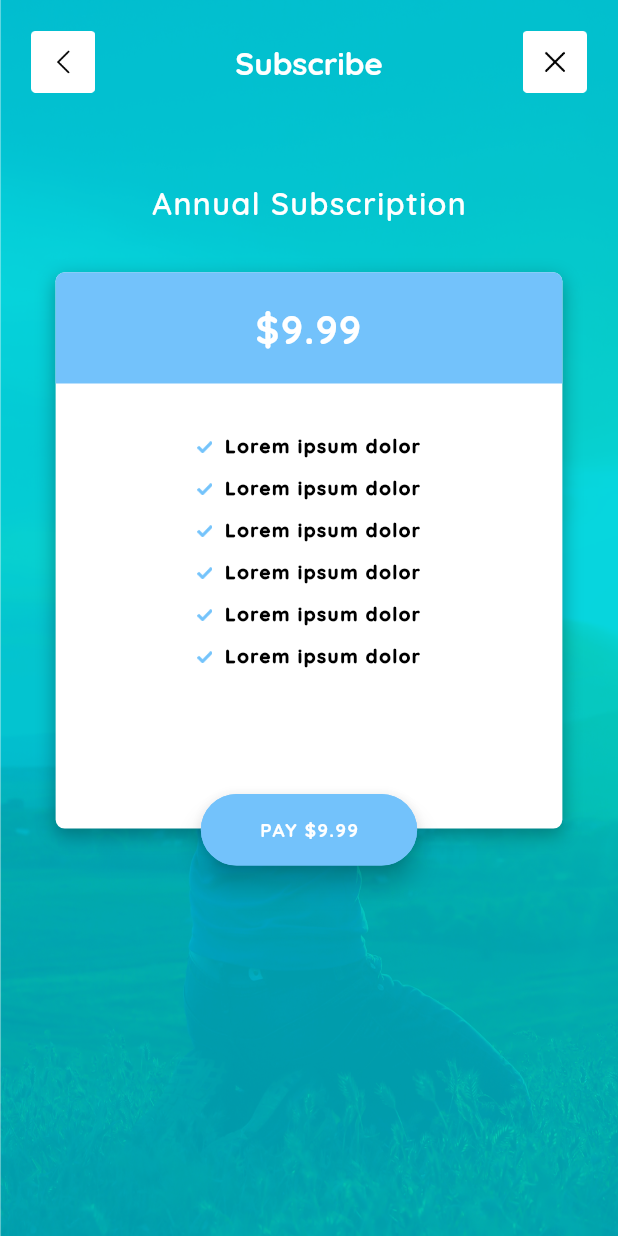
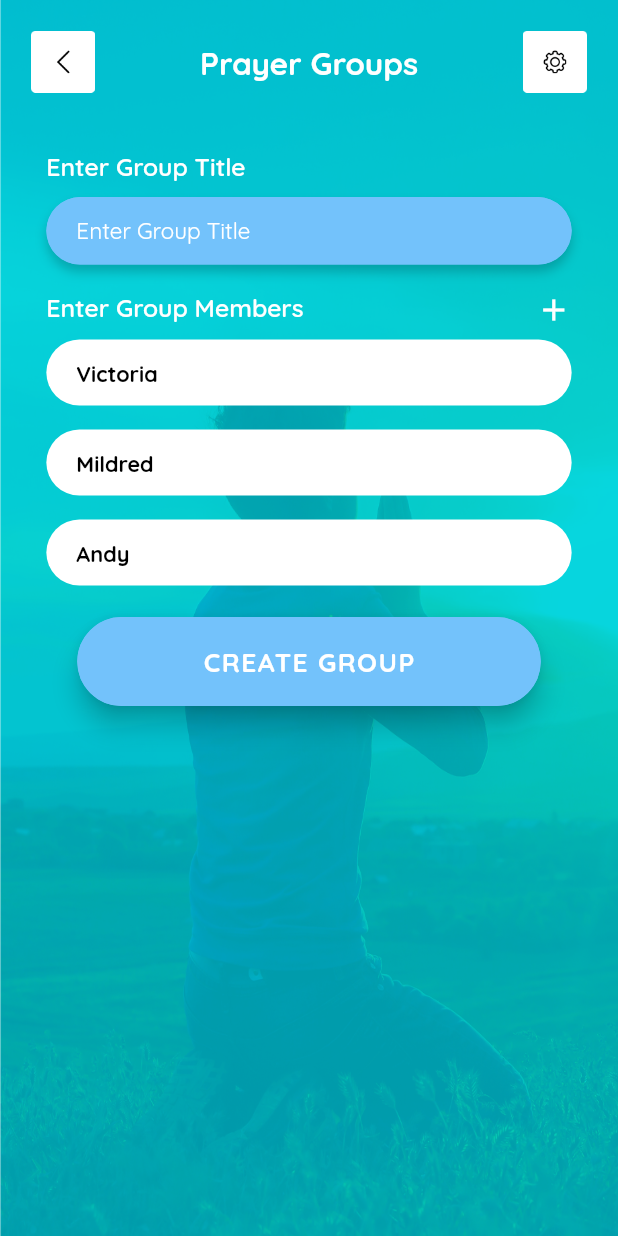
Before and after one commit to TorchPoint/PrayerApp, a Flutter app: the screen it shows after launch, on a phone screen of 412 x 824 dp. Run offline on Flutter 3.47's test engine with Material 2 defaults, Android fonts, the phone set to English and light mode, and no system bars; our stand-ins replace bubble_tab_indicator, device_preview, flutter_signin_button, smooth_page_indicator, stop_watch_timer.

Commit message:
create_prayer_group_screen_inprogress

```diff
--- a/lib/main.dart
+++ b/lib/main.dart
@@ -5,6 +5,7 @@ import 'package:prayer_hybrid_app/add_prayer/screens/add_prayer_screen.dart';
 import 'package:prayer_hybrid_app/bible/screens/bible_prayer_list_screen.dart';
 import 'package:prayer_hybrid_app/bible/screens/bible_tab_screen.dart';
 import 'package:prayer_hybrid_app/drawer/drawer_screen.dart';
+import 'package:prayer_hybrid_app/prayer_group/screens/create_prayer_group_screen.dart';
 import 'package:prayer_hybrid_app/prayer_praise_info/screens/finish_praying_screen.dart';
 import 'package:prayer_hybrid_app/prayer_praise_info/screens/pray_now_screen.dart';
 import 'package:prayer_hybrid_app/prayer_praise_info/screens/prayer_praise_tab_screen.dart';
@@ -32,7 +33,7 @@ class MyApp extends StatelessWidget {
       theme: ThemeData(
         fontFamily: 'Quicksand',
       ),
-      home: PaySubscription(),
+      home: CreatePrayerGroupScreen(),
     );
   }
 }
--- /dev/null
+++ b/lib/prayer_group/screens/create_prayer_group_screen.dart
@@ -0,0 +1,299 @@
+import 'package:flutter/material.dart';
+import 'package:prayer_hybrid_app/utils/app_colors.dart';
+import 'package:prayer_hybrid_app/utils/app_strings.dart';
+import 'package:prayer_hybrid_app/utils/asset_paths.dart';
+import 'package:prayer_hybrid_app/utils/navigation.dart';
+import 'package:prayer_hybrid_app/widgets/custom_app_bar.dart';
+import 'package:prayer_hybrid_app/widgets/custom_background_container.dart';
+import 'package:prayer_hybrid_app/widgets/custom_raised_button.dart';
+import 'package:prayer_hybrid_app/widgets/custom_text_form_field.dart';
+
+
+class CreatePrayerGroupScreen extends StatefulWidget {
+  @override
+  _CreatePrayerGroupScreenState createState() => _CreatePrayerGroupScreenState();
+}
+
+class _CreatePrayerGroupScreenState extends State<CreatePrayerGroupScreen> {
+  TextEditingController _groupTitleController = TextEditingController();
+  List<String> groupMemberList = ["Victoria","Mildred","Andy"];
+  bool groupTitleBool = true;
+
+  @override
+  Widget build(BuildContext context) {
+    return CustomBackgroundContainer(
+      child: Scaffold(
+        backgroundColor: AppColors.TRANSPARENT_COLOR,
+        body: Column(
+          mainAxisAlignment: MainAxisAlignment.start,
+          crossAxisAlignment: CrossAxisAlignment.start,
+          children: [
+            _customAppBar(),
+             Expanded(
+               child: Column(
+                 crossAxisAlignment: CrossAxisAlignment.start,
+                 children: [
+                 SizedBox(height: 18.0,),
+                 Padding(
+                     padding: EdgeInsets.only(left: MediaQuery.of(context).size.width*0.075,right: MediaQuery.of(context).size.width*0.075),
+                     child: Text(AppStrings.GROUP_TITLE_TEXT,style: TextStyle(color: AppColors.WHITE_COLOR,fontWeight: FontWeight.w600),textScaleFactor: 1.18,)
+                 ),
+                 SizedBox(height: 10.0,),
+                 Align(
+                   alignment: Alignment.center,
+                     child: _groupTitleTextFormField()),
+
+                   _errorGroupTitleWidget(),
+
+                   SizedBox(height: 18.0,),
+
+                   _groupMembersRowAddWidget(),
+
+                   Expanded(
+                     child: SingleChildScrollView(
+                       child: Column(
+                         children: [
+                           ListView.builder
+                             (
+                             padding: EdgeInsets.zero,
+                               itemCount: groupMemberList.length,
+                               shrinkWrap: true,
+                               physics: NeverScrollableScrollPhysics(),
+                               itemBuilder: (BuildContext ctxt, int index) {
+                                 return _groupMembersListWidget(index);
+                               }
+                           ),
+
+                           SizedBox(height: 5.0,),
+
+                           Align(
+                               alignment: Alignment.center,
+                               child: _createGroupWidget()
+                           ),
+                           SizedBox(height: 10.0,)
+                         ],
+                       ),
+                     ),
+                   ),
+
+
+
+               ],
+               ),
+             ),
+
+          ],
+        ),
+      ),
+    );
+  }
+
+  //Custom App Bar Widget
+  Widget _customAppBar()
+  {
+    return CustomAppBar(
+      title: AppStrings.PRAYER_GROUPS_TEXT,
+      leadingIconPath: AssetPaths.BACK_ICON,
+      leadingTap: (){
+        AppNavigation.navigatorPop(context);
+      },
+      trailingIconPath: AssetPaths.SETTING_ICON,
+      trailingTap: (){
+        print("Prayer Group Icon");
+      },
+    );
+  }
+
+  //Group Title Text Form Field
+  Widget _groupTitleTextFormField()
+  {
+    return Container(
+      width: MediaQuery.of(context).size.width*0.85,
+      decoration: BoxDecoration(
+        color: AppColors.BUTTON_COLOR,
+        borderRadius: BorderRadius.circular(28.0),
+        boxShadow: [
+          BoxShadow(
+            color: AppColors.LIGHT_BLACK_COLOR.withOpacity(0.2),
+            blurRadius: 6,
+            offset: Offset(0, 5), // Shadow position
+          ),
+        ],
+      ),
+      child: CustomTextFormField(
+        textController: _groupTitleController,
+        containerWidth: MediaQuery.of(context).size.width*0.85,
+        hintText: AppStrings.GROUP_TITLE_HINT_TEXT,
+        borderRadius: 28.0,
+        contentPaddingTop: 13.0,
+        contentPaddingBottom: 13.0,
+        contentPaddingRight: 20.0,
+        contentPaddingLeft: 20.0,
+        hintSize: 15.0,
+        textSize: 15.0,
+        isCollapsed: true,
+        borderColor: groupTitleBool == true ? AppColors.TRANSPARENT_COLOR : AppColors.ERROR_COLOR,
+        filledColor: AppColors.BUTTON_COLOR,
+      ),
+    );
+  }
+
+
+  //Error Group Title Widget
+  Widget _errorGroupTitleWidget()
+  {
+    return groupTitleBool == true ?
+    Container()
+        :
+    Padding(
+        padding: EdgeInsets.only(left: MediaQuery.of(context).size.width*0.1,right: MediaQuery.of(context).size.width*0.075,top: 10.0),
+        child: Text(AppStrings.GROUP_TITLE_EMPTY_ERROR,style: TextStyle(fontSize: 13.0, color:  AppColors.ERROR_COLOR, fontWeight: FontWeight.w600,),)
+    );
+  }
+
+
+//Group Members Row Add Widget
+  Widget _groupMembersRowAddWidget()
+  {
+    return Padding(
+        padding: EdgeInsets.only(left: MediaQuery.of(context).size.width*0.075,right: MediaQuery.of(context).size.width*0.075),
+        child: Row(
+          mainAxisAlignment: MainAxisAlignment.spaceBetween,
+          crossAxisAlignment: CrossAxisAlignment.start,
+          children: [
+            Text(AppStrings.GROUP_MEMBERS_TEXT,style: TextStyle(color: AppColors.WHITE_COLOR,fontWeight: FontWeight.w600),textScaleFactor: 1.18,),
+            IconButton(
+                constraints: BoxConstraints(),
+                padding: EdgeInsets.zero,
+                icon: Icon(Icons.add),
+                color: AppColors.WHITE_COLOR,
+                onPressed: (){
+                  print("add");
+                  _addGroupMemberAlert();
+                }),
+          ],
+        )
+    );
+
+  }
+
+
+ //Add Group Members List
+  Widget _groupMembersListWidget(int groupMemberIndex)
+  {
+    return GestureDetector(
+      onTap: (){
+       print("group memebers");
+        //AppNavigation.navigateTo(context, BibleChapterDetailsScreen());
+      },
+      child: Container(
+        width: MediaQuery.of(context).size.width*0.85,
+        margin: EdgeInsets.only(left: MediaQuery.of(context).size.width*0.075,right: MediaQuery.of(context).size.width*0.075,top: 8.0,bottom:groupMemberList.length -1 == groupMemberIndex ? 16.0 :8.0),
+        padding: EdgeInsets.only(top: 13.0,bottom: 13.0,left: 20.0,right: 20.0),
+        decoration: BoxDecoration(
+          color: AppColors.WHITE_COLOR,
+          borderRadius: BorderRadius.circular(23.0),
+        ),
+        child: Row(
+          children: [
+            Expanded(
+              child: Text(groupMemberList[groupMemberIndex],style: TextStyle(fontSize: 14.5,color: AppColors.BLACK_COLOR,fontWeight: FontWeight.w700),maxLines: 1,overflow: TextOverflow.ellipsis,),
+            ),
+
+          ],
+        ),
+      ),
+    );
+  }
+
+
+  //Create Group Button Widget
+  Widget _createGroupWidget()
+  {
+    return CustomRaisedButton(
+      containerWidth: MediaQuery.of(context).size.width*0.75,
+      containerHeight: MediaQuery.of(context).size.height*0.072,
+      buttonColor: AppColors.BUTTON_COLOR,
+      borderColor: AppColors.BUTTON_COLOR,
+      elevation: 7.0,
+      buttonText: AppStrings.CREATE_GROUP_TEXT.toUpperCase(),
+      textColor: AppColors.WHITE_COLOR,
+      fontWeight: FontWeight.w700,
+      fontSize: 1.25,
+      onPressed: (){
+        if(_groupTitleController.text.trim().isEmpty)
+          {
+            setState(() {
+              groupTitleBool = false;
+            });
+          }
+        else{
+          setState(() {
+            groupTitleBool = true;
+          });
+        }
+      },
+    );
+  }
+
+
+
+  //Add group member alert
+  void _addGroupMemberAlert()
+  {
+    showDialog(
+        context: context,
+        builder: (BuildContext context) {
+          return Dialog(
+            insetPadding: EdgeInsets.only(left: MediaQuery.of(context).size.width*0.09,right: MediaQuery.of(context).size.width*0.09),
+            shape: RoundedRectangleBorder(
+                borderRadius: BorderRadius.circular(20.0)
+            ),
+            child:Container(
+              height: MediaQuery.of(context).size.height*0.5,
+              child: Column(
+                mainAxisSize: MainAxisSize.min,
+                children: [
+                  _groupMemberTextFormField()
+
+
+
+
+
+
+                ],
+              ),
+            )
+
+
+          );
+        }
+    );
+  }
+
+
+  //Group Member Text Form Field
+  Widget _groupMemberTextFormField()
+  {
+    return CustomTextFormField(
+      textController: _groupTitleController,
+      containerWidth: MediaQuery.of(context).size.width*0.85,
+      hintText: AppStrings.GROUP_TITLE_HINT_TEXT,
+      borderRadius: 28.0,
+      contentPaddingTop: 13.0,
+      contentPaddingBottom: 13.0,
+      contentPaddingRight: 20.0,
+      contentPaddingLeft: 20.0,
+      hintSize: 15.0,
+      textSize: 15.0,
+      isCollapsed: true,
+    );
+  }
+
+
+
+
+
+
+
+}
--- a/lib/utils/app_strings.dart
+++ b/lib/utils/app_strings.dart
@@ -65,6 +65,9 @@ class AppStrings
   static const String SUBSCRIBE_TEXT = "Subscribe";
   static const String LOREM_IPSUM_TEXT2 = "Lorem ipsum dolor";
   static const String PAY_DOLLAR_TEXT = "PAY \$9.99";
+  static const String GROUP_TITLE_TEXT = "Enter Group Title";
+  static const String GROUP_MEMBERS_TEXT = "Enter Group Members";
+  static const String CREATE_GROUP_TEXT = "Create Group";
 
 
 
@@ -79,6 +82,7 @@ class AppStrings
   static const String DESCRIPTION_HINT_TEXT = "Enter Description";
   static const String PRAISE_TITLE_HINT_TEXT = "Enter Praise Title";
   static const String SEARCH_HINT_TEXT = "Search";
+  static const String GROUP_TITLE_HINT_TEXT = "Enter Group Title";
 
 
 
@@ -94,6 +98,7 @@ class AppStrings
   static const String CATEGORY_EMPTY_ERROR = 'Category can\'t be empty.';
   static const String DESCRIPTION_EMPTY_ERROR = 'Description can\'t be empty.';
   static const String PRAISE_TITLE_EMPTY_ERROR = 'Praise title can\'t be empty.';
+  static const String GROUP_TITLE_EMPTY_ERROR = 'Group title can\'t be empty.';
 
   // ------------------ Prayer And Praise Dropdown Strings -----------------//
   static const String HOME_DROPDOWN_TEXT = 'Home';
--- a/lib/widgets/custom_text_form_field.dart
+++ b/lib/widgets/custom_text_form_field.dart
@@ -10,9 +10,10 @@ class CustomTextFormField extends StatelessWidget {
   Function(String) onValidate;
   int errorMaxLines,maxLines;
   double hintSize,textSize;
+  Color borderColor,filledColor;
 
 
-  CustomTextFormField({this.textController,this.containerWidth,this.hintText,this.borderRadius,this.contentPaddingTop,this.contentPaddingBottom,this.contentPaddingLeft,this.contentPaddingRight,this.prefixIcon,this.prefixIconWidth,this.suffixIcon,this.suffixIconWidth,this.obscureText,this.errorMaxLines,this.onValidate,this.maxLines,this.hintSize,this.textSize,this.isCollapsed});
+  CustomTextFormField({this.textController,this.containerWidth,this.hintText,this.borderRadius,this.contentPaddingTop,this.contentPaddingBottom,this.contentPaddingLeft,this.contentPaddingRight,this.prefixIcon,this.prefixIconWidth,this.suffixIcon,this.suffixIconWidth,this.obscureText,this.errorMaxLines,this.onValidate,this.maxLines,this.hintSize,this.textSize,this.isCollapsed,this.borderColor,this.filledColor});
 
 
 
@@ -27,12 +28,12 @@ class CustomTextFormField extends StatelessWidget {
           isCollapsed: isCollapsed ?? false,
           enabledBorder: OutlineInputBorder(
               borderRadius: BorderRadius.circular(borderRadius),
-              borderSide: BorderSide(color: AppColors.WHITE_COLOR)
+              borderSide: BorderSide(color: borderColor ?? AppColors.WHITE_COLOR)
           ),
 
           focusedBorder: OutlineInputBorder(
               borderRadius: BorderRadius.circular(borderRadius),
-              borderSide: BorderSide(color: AppColors.WHITE_COLOR)
+              borderSide: BorderSide(color: borderColor ?? AppColors.WHITE_COLOR)
           ),
           errorBorder:OutlineInputBorder(
               borderRadius: BorderRadius.circular(borderRadius),
@@ -78,7 +79,9 @@ class CustomTextFormField extends StatelessWidget {
           :
              null,
           suffixIconConstraints: BoxConstraints(),
-          errorMaxLines: errorMaxLines ?? 1
+          errorMaxLines: errorMaxLines ?? 1,
+          fillColor: filledColor ?? AppColors.TRANSPARENT_COLOR,
+          filled: true
         ),
         style: TextStyle(
           fontSize: textSize ?? 17.0,
```
